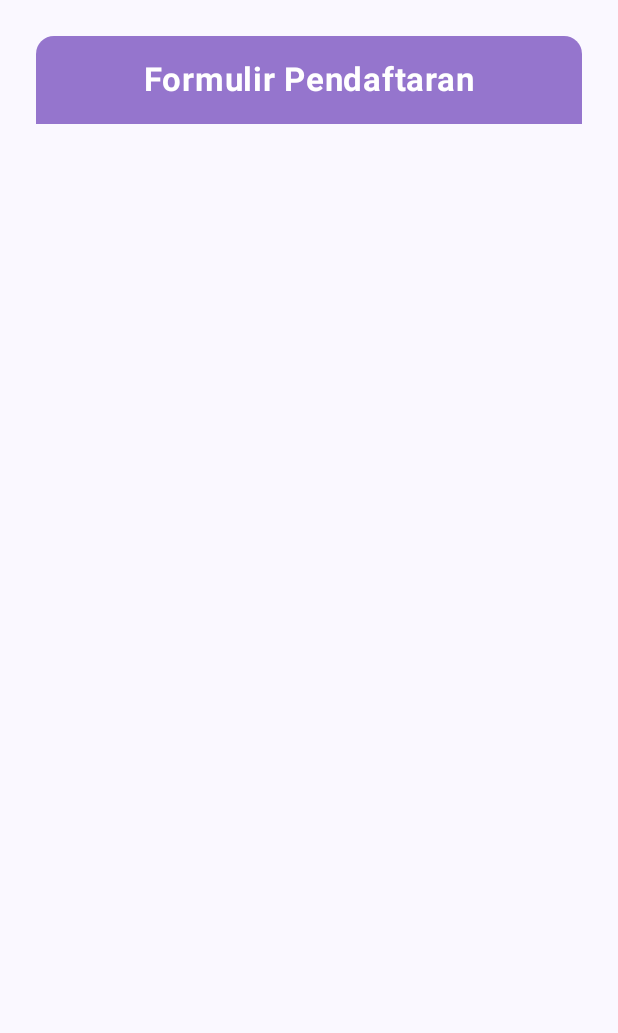
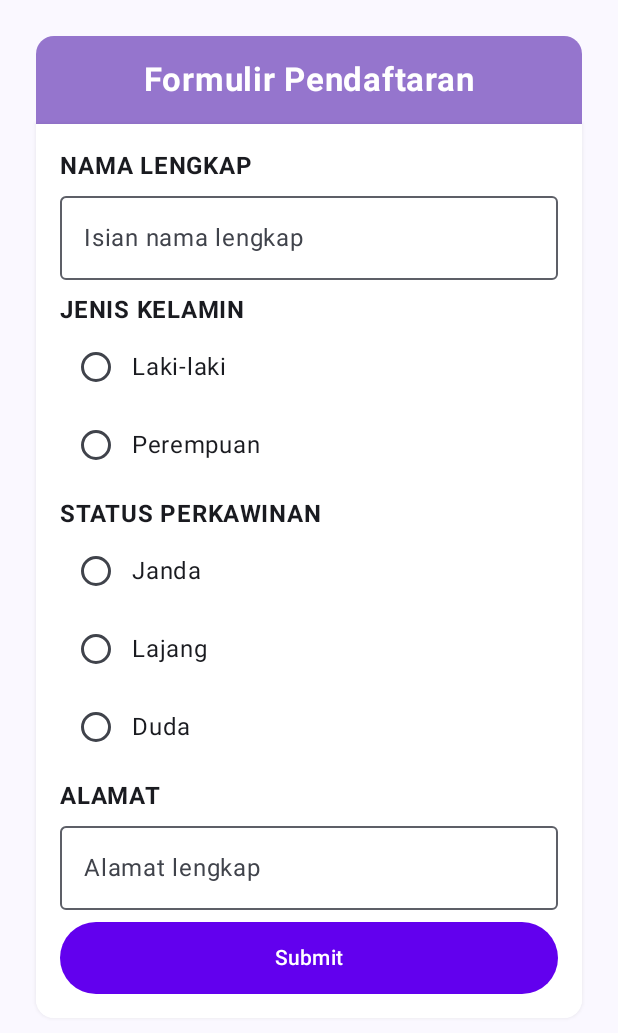
Before and after one commit to asyiraafnufail/QuestNavigasiTugas_079, an Android app built with Jetpack Compose: the composable FormulirPendaftaran shown on its own in the app's theme, on a phone screen of 412 x 824 dp. Shown: the top 1033 px of the screen. Run offline under Robolectric (Android 15) with nearby library versions, the phone set to English and light mode, and no system bars.

Commit message:
Menambahkan isi card

```diff
--- a/app/src/main/java/com/example/tugasnavigasi/view/FormulirPendaftaran.kt
+++ b/app/src/main/java/com/example/tugasnavigasi/view/FormulirPendaftaran.kt
@@ -2,12 +2,20 @@ package com.example.tugasnavigasi.view
 
 import androidx.compose.foundation.background
 import androidx.compose.foundation.layout.Column
+import androidx.compose.foundation.layout.Row
+import androidx.compose.foundation.layout.Spacer
 import androidx.compose.foundation.layout.fillMaxSize
 import androidx.compose.foundation.layout.fillMaxWidth
+import androidx.compose.foundation.layout.height
 import androidx.compose.foundation.layout.padding
+import androidx.compose.foundation.selection.selectable
 import androidx.compose.foundation.shape.RoundedCornerShape
+import androidx.compose.material3.Button
+import androidx.compose.material3.ButtonDefaults
 import androidx.compose.material3.Card
 import androidx.compose.material3.CardDefaults
+import androidx.compose.material3.OutlinedTextField
+import androidx.compose.material3.RadioButton
 import androidx.compose.material3.Text
 import androidx.compose.runtime.Composable
 import androidx.compose.runtime.getValue
@@ -63,7 +71,81 @@ fun FormulirPendaftaran(
             colors = CardDefaults.cardColors(containerColor = Color.White),
             elevation = CardDefaults.cardElevation(6.dp)
         ){
+            Column(modifier = Modifier.padding(16.dp)) {
+                Text("NAMA LENGKAP", fontWeight = FontWeight.Bold)
+                OutlinedTextField(
+                    value = nama,
+                    onValueChange = {
+                        nama = it
+                    },
+                    placeholder = { Text("Isian nama lengkap") },
+                    modifier = Modifier
+                        .fillMaxWidth()
+                        .padding(vertical = 8.dp)
+                )
+                // Jenis Kelamin
+                Text("JENIS KELAMIN", fontWeight = FontWeight.Bold)
+                genderList.forEach { item ->
+                    Row(
+                        modifier = Modifier
+                            .fillMaxWidth()
+                            .selectable(
+                                selected = jenisKelamin == item,
+                                onClick = { jenisKelamin = item }
+                            )
+                            .padding(vertical = 2.dp),
+                        verticalAlignment = Alignment.CenterVertically
+                    ) {
+                        RadioButton(
+                            selected = jenisKelamin == item,
+                            onClick = { jenisKelamin = item }
+                        )
+                        Text(item)
+                    }
+                }
 
+                Spacer(modifier = Modifier.height(8.dp))
+                Text("STATUS PERKAWINAN", fontWeight = FontWeight.Bold)
+                statusList.forEach { item ->
+                    Row(
+                        modifier = Modifier
+                            .fillMaxWidth()
+                            .selectable(
+                                selected = status == item,
+                                onClick = { status = item }
+                            )
+                            .padding(vertical = 2.dp),
+                        verticalAlignment = Alignment.CenterVertically
+                    ) {
+                        RadioButton(
+                            selected = status == item,
+                            onClick = { status = item }
+                        )
+                        Text(item)
+                    }
+                }
+                // Alamat
+                Spacer(modifier = Modifier.height(8.dp))
+                Text("ALAMAT", fontWeight = FontWeight.Bold)
+                OutlinedTextField(
+                    value = alamat,
+                    onValueChange = {
+                        alamat = it
+                    },
+                    placeholder = {Text("Alamat lengkap") },
+                    modifier = Modifier
+                        .fillMaxWidth()
+                        .padding(vertical = 8.dp)
+                )
+                // Tombol submit
+                Button(
+                    onClick = OnSubmitBtnClick,
+                    modifier = Modifier.fillMaxWidth().height(48.dp),
+                    colors = ButtonDefaults.buttonColors(containerColor = Color(0xFF6200EE), contentColor = Color.White)
+                ) {
+                    Text(text = "Submit")
+                }
+            }
         }
     }
 }
```
